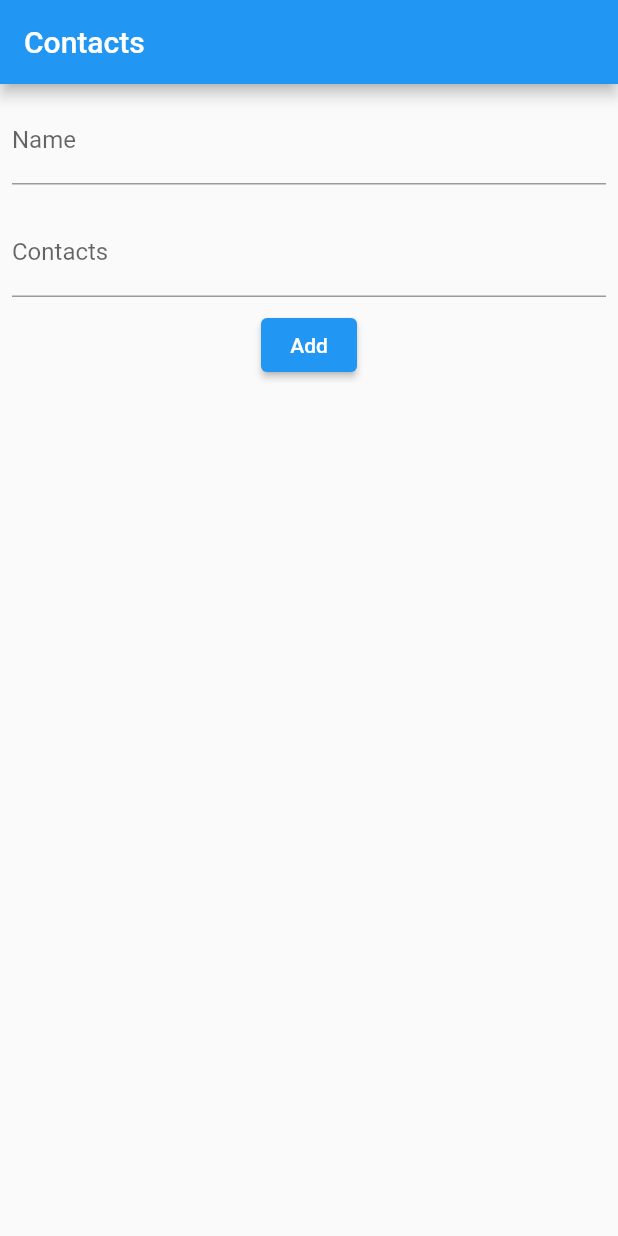
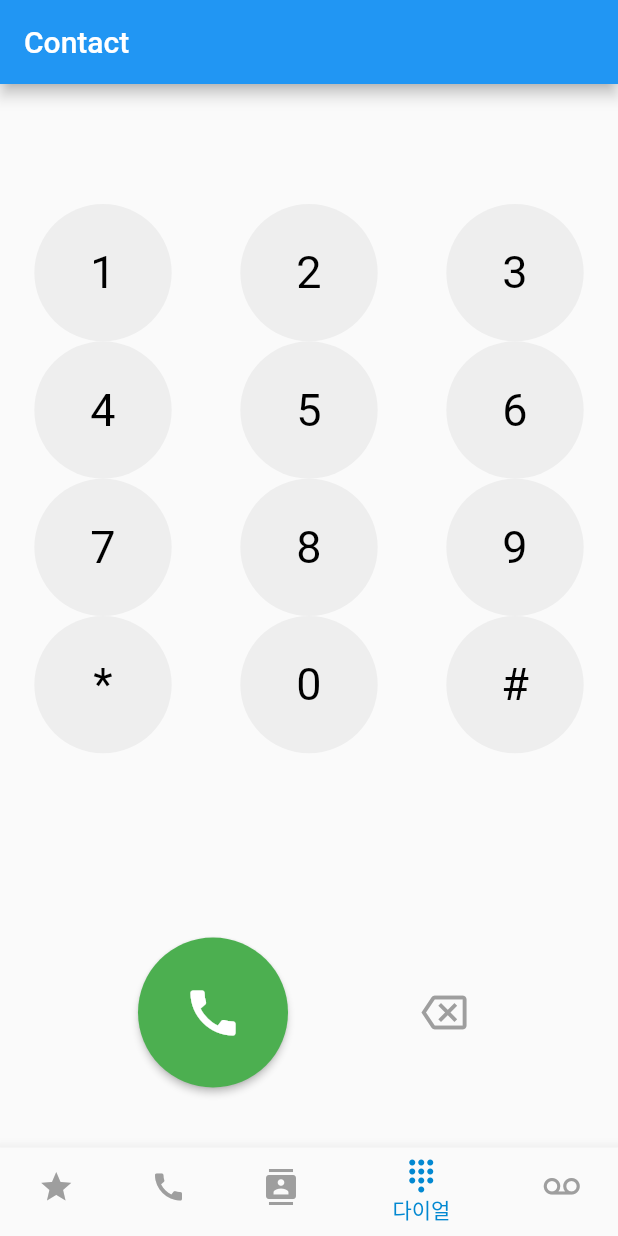
Before and after one commit to jinovative/Contacts, a Flutter app: the screen it shows after launch, on a phone screen of 412 x 824 dp. Run offline on Flutter 3.47's test engine with Material 2 defaults, Android fonts, the phone set to English and light mode, and no system bars.

Commit message:
design guide built

```diff
--- a/lib/main.dart
+++ b/lib/main.dart
@@ -1,77 +1,58 @@
 import 'package:flutter/material.dart';
-import 'package:provider/provider.dart';
-import 'Contact.dart';
+import 'screens/dialer_screen.dart';
+import 'screens/contacts_screen.dart';
+import 'screens/call_log_screen.dart';
+import 'screens/favorites_screen.dart';
+import 'screens/voicemail_screen.dart';
 
-void main() {
-  runApp(
-    ChangeNotifierProvider(
-      create: (context) => ContactsProvider(),
-      child: ContactsApp(),
-    ),
-  );
-}
+void main() => runApp(MyApp());
 
-class ContactsApp extends StatelessWidget {
+class MyApp extends StatelessWidget {
   @override
   Widget build(BuildContext context) {
     return MaterialApp(
-      home: ContactsPage(),
+      home: HomeScreen(),
     );
   }
 }
 
-class ContactsPage extends StatelessWidget {
-  final TextEditingController nameController = TextEditingController();
-  final TextEditingController phoneController = TextEditingController();
+class HomeScreen extends StatefulWidget {
+  @override
+  _HomeScreenState createState() => _HomeScreenState();
+}
+
+class _HomeScreenState extends State<HomeScreen> {
+  int _selectedIndex = 3;
+  final List<Widget> _screens = [
+    FavoritesScreen(),
+    CallLogScreen(),
+    ContactsScreen(),
+    DialerScreen(),
+    VoicemailScreen(),
+  ];
+
+  void _onItemTapped(int index) {
+    setState(() {
+      _selectedIndex = index;
+    });
+  }
 
   @override
   Widget build(BuildContext context) {
     return Scaffold(
-      appBar: AppBar(
-        title: Text('Contacts'),
-      ),
-      body: Column(
-        children: [
-          Padding(
-            padding: const EdgeInsets.all(8.0),
-            child: TextField(
-              controller: nameController,
-              decoration: InputDecoration(labelText: 'Name'),
-            ),
-          ),
-          Padding(
-            padding: const EdgeInsets.all(8.0),
-            child: TextField(
-              controller: phoneController,
-              decoration: InputDecoration(labelText: 'Contacts'),
-            ),
-          ),
-          ElevatedButton(
-            onPressed: () {
-              Provider.of<ContactsProvider>(context, listen: false)
-                  .addContact(nameController.text, phoneController.text);
-              nameController.clear();
-              phoneController.clear();
-            },
-            child: Text('Add'),
-          ),
-          Expanded(
-            child: Consumer<ContactsProvider>(
-              builder: (context, contactsProvider, child) {
-                return ListView.builder(
-                  itemCount: contactsProvider.contacts.length,
-                  itemBuilder: (context, index) {
-                    final contact = contactsProvider.contacts[index];
-                    return ListTile(
-                      title: Text(contact.name),
-                      subtitle: Text(contact.phone),
-                    );
-                  },
-                );
-              },
-            ),
-          ),
+      body: _screens[_selectedIndex],
+      bottomNavigationBar: BottomNavigationBar(
+        items: const [
+          BottomNavigationBarItem(icon: Icon(Icons.star), label: '즐겨찾기'),
+          BottomNavigationBarItem(icon: Icon(Icons.call), label: '통화 기록'),
+          BottomNavigationBarItem(icon: Icon(Icons.contacts), label: '연락처'),
+          BottomNavigationBarItem(icon: Icon(Icons.dialpad), label: '다이얼'),
+          BottomNavigationBarItem(icon: Icon(Icons.voicemail), label : '보이스메일')
         ],
+        currentIndex: _selectedIndex,
+        selectedItemColor: Colors.lightBlue[700], // 선택된 아이템의 색상
+        unselectedItemColor: Colors.grey, // 선택되지 않은 아이템의 색상
+        onTap: _onItemTapped,
       ),
     );
   }
--- /dev/null
+++ b/lib/models/contact.dart
@@ -0,0 +1,7 @@
+class Contact {
+  final String name;
+  final String phone;
+  final bool isFavorite;
+
+  Contact({required this.name, required this.phone, this.isFavorite = false});
+}
--- /dev/null
+++ b/lib/providers/contacts_provider.dart
@@ -0,0 +1,15 @@
+import 'package:flutter/foundation.dart';
+import 'package:contact/models/contact.dart';
+
+class ContactsProvider with ChangeNotifier {
+  List<Contact> _contacts = [];
+
+  List<Contact> get contacts => _contacts;
+
+  void addContact(String name, String phone) {
+    _contacts.add(Contact(name: name, phone: phone));
+    notifyListeners();
+  }
+
+// 필요한 경우 추가 메서드
+}
--- /dev/null
+++ b/lib/screens/contacts_screen.dart
@@ -0,0 +1,45 @@
+import 'package:flutter/material.dart';
+
+class ContactsScreen extends StatelessWidget {
+  final List<Contact> contacts = [
+    Contact(name: 'Alice', phone: '010-1234-5678'),
+    Contact(name: 'Bob', phone: '010-9876-5432'),
+    // 여기에 더 많은 연락처 추가
+  ];
+
+  @override
+  Widget build(BuildContext context) {
+    return Scaffold(
+      appBar: AppBar(
+        title: Text('연락처'),
+      ),
+      body: ListView.builder(
+        itemCount: contacts.length,
+        itemBuilder: (context, index) {
+          final contact = contacts[index];
+          return ListTile(
+            leading: Icon(Icons.person),
+            title: Text(contact.name),
+            subtitle: Text(contact.phone),
+            onTap: () {
+              // 연락처 상세 화면으로 이동하거나 다른 동작 수행
+            },
+          );
+        },
+      ),
+      floatingActionButton: FloatingActionButton(
+        onPressed: () {
+          // 새 연락처 추가 화면으로 이동
+        },
+        child: Icon(Icons.add),
+      ),
+    );
+  }
+}
+
+class Contact {
+  final String name;
+  final String phone;
+
+  Contact({required this.name, required this.phone});
+}
--- /dev/null
+++ b/lib/screens/dialer_screen.dart
@@ -0,0 +1,134 @@
+import 'package:flutter/material.dart';
+import 'package:provider/provider.dart';
+import 'package:contact/providers/contacts_provider.dart';
+
+class DialerScreen extends StatefulWidget {
+  @override
+  _DialerScreenState createState() => _DialerScreenState();
+}
+
+class _DialerScreenState extends State<DialerScreen> {
+  final TextEditingController phoneController = TextEditingController();
+
+  @override
+  void initState() {
+    super.initState();
+
+    // 전화번호 입력값이 변경될 때마다 상태를 다시 빌드합니다.
+    phoneController.addListener(() {
+      setState(() {});
+    });
+  }
+
+
+  @override
+  Widget build(BuildContext context) {
+    return Scaffold(
+      appBar: AppBar(
+        title: Text('Contact'),
+      ),
+      body: Column(
+        mainAxisAlignment: MainAxisAlignment.center,
+        children: [
+          Container(
+            height: 80,
+            padding: EdgeInsets.symmetric(horizontal: 20),
+            child: TextField(
+              controller: phoneController,
+              keyboardType: TextInputType.phone,
+              textAlign: TextAlign.center,
+              decoration: const InputDecoration(
+                border: InputBorder.none,
+              ),
+              style: TextStyle(fontSize: 30),
+            ),
+          ),
+          // 연락처 저장 버튼
+          if (phoneController.text.isNotEmpty) // 조건을 추가하여 입력값이 있을 때만 버튼을 표시합니다.
+            ElevatedButton(
+              onPressed: () {
+                // ContactsProvider 인스턴스를 가져옴
+                final contactsProvider = Provider.of<ContactsProvider>(context, listen: false);
+
+                // 연락처 저장 함수 호출
+                contactsProvider.addContact("이름", phoneController.text);
+              },
+              child: Text('저장'),
+            ),
+          Expanded(
+            child: GridView.count(
+              crossAxisCount: 3,
+              childAspectRatio: 1.5,
+              children: List.generate(12, (index) {
+                return DialerButton(
+                  text: index < 9 ? '${index + 1}' : index == 9 ? '*' : index == 10 ? '0' : '#',
+                  onTap: () {
+                    phoneController.text += index < 9 ? '${index + 1}' : index == 9 ? '*' : index == 10 ? '0' : '#';
+                  },
+                );
+              }),
+            ),
+          ),
+
+          Row(
+            mainAxisAlignment: MainAxisAlignment.center,
+            children: [
+              ElevatedButton(
+                onPressed: () {
+                  // 전화 걸기 로직
+                  print('전화 걸기: ${phoneController.text}');
+                },
+                style: ElevatedButton.styleFrom(
+                  shape: CircleBorder(),
+                  primary: Colors.green,
+                  padding: EdgeInsets.all(30),
+                  fixedSize: Size.fromHeight(180),
+                ),
+                child: Icon(Icons.call, size: 40, color: Colors.white),
+              ),
+              SizedBox(width: 80), // 지우기 버튼과 통화 버튼 사이의 간격 조절
+              IconButton(
+                icon: Icon(Icons.backspace_outlined, size: 30, color: Colors.grey),
+                onPressed: () {
+                  if (phoneController.text.isNotEmpty) {
+                    phoneController.text = phoneController.text.substring(0, phoneController.text.length - 1);
+                  }
+                },
+              ),
+            ],
+          ),
+        ],
+      ),
+    );
+  }
+}
+
+
+class DialerButton extends StatelessWidget {
+  final String text;
+  final VoidCallback onTap;
+
+  DialerButton({required this.text, required this.onTap});
+
+  @override
+  Widget build(BuildContext context) {
+    return InkWell(
+      onTap: onTap,
+      customBorder: CircleBorder(), // 터치 효과의 테두리를 원형으로 만듦
+      child: Container(
+        width: 10, // 버튼의 너비 설정
+        height: 10, // 버튼의 높이 설정
+        decoration: BoxDecoration(
+          color: Colors.grey[200], // 버튼의 배경색을 연한 회색으로 설정
+          shape: BoxShape.circle, // 버튼의 모양을 원형으로 만듦
+        ),
+        child: Center(
+          child: Text(
+            text,
+            style: TextStyle(fontSize: 30, color: Colors.black), // 텍스트 크기 조정
+          ),
+        ),
+      ),
+    );
+  }
+}
--- /dev/null
+++ b/lib/screens/voicemail_screen.dart
@@ -0,0 +1,8 @@
+import 'package:flutter/material.dart';
+
+class VoicemailScreen extends StatelessWidget {
+  @override
+  Widget build(BuildContext context) {
+    return Center(child: Text('보이스 메일'));
+  }
+}
--- /dev/null
+++ b/lib/widgets/contact_list_item.dart
@@ -0,0 +1,20 @@
+import 'package:flutter/material.dart';
+import 'package:contact/models/contact.dart'; // 모델 클래스의 정확한 경로로 바꾸세요.
+
+class ContactListItem extends StatelessWidget {
+  final Contact contact;
+
+  ContactListItem({required this.contact});
+
+  @override
+  Widget build(BuildContext context) {
+    return ListTile(
+      leading: Icon(Icons.person),
+      title: Text(contact.name),
+      subtitle: Text(contact.phone),
+      onTap: () {
+        // 연락처 상세 화면으로 이동하거나 다른 동작 수행
+      },
+    );
+  }
+}
--- a/pubspec.yaml
+++ b/pubspec.yaml
@@ -30,13 +30,13 @@ environment:
 dependencies:
   flutter:
     sdk: flutter
-  provider: ^5.0.0
-
 
 
   # The following adds the Cupertino Icons font to your application.
   # Use with the CupertinoIcons class for iOS style icons.
   cupertino_icons: ^1.0.2
+  url_launcher: ^6.0.12
+  provider: ^5.0.0
 
 dev_dependencies:
   flutter_test:
```
Also changed, not shown: lib/models/call_log.dart (added, +30 -0 lines), lib/providers/call_log_provider.dart (added, +15 -0 lines), lib/screens/call_log_screen.dart (added, +61 -0 lines), lib/screens/favorites_screen.dart (added, +39 -0 lines), lib/utils/phone_services.dart (added, +14 -0 lines), lib/widgets/dialer_pad.dart (added, +42 -0 lines), pubspec.lock, 1 other file.
